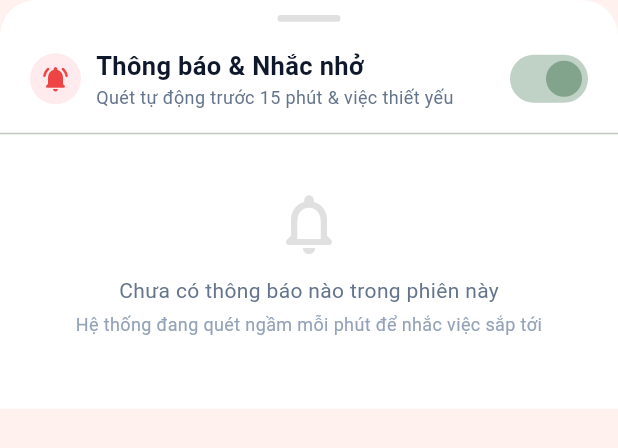
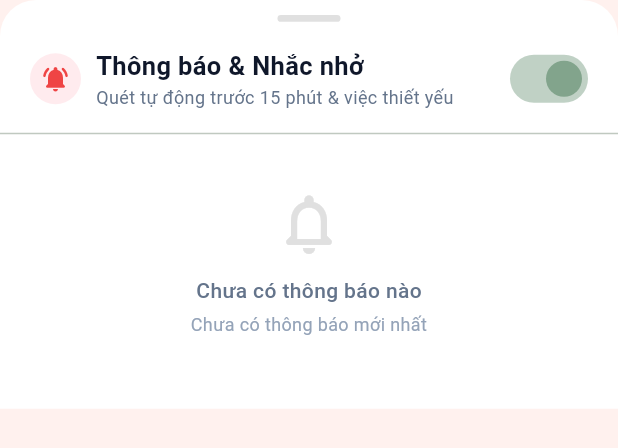
Before and after one commit to EVO-TXB/Lap-Trinh-Di-Dong, a Flutter app: the HopThoaiThongBao widget shown alone on an empty page, opened directly, on a phone screen of 412 x 824 dp. Shown: the top 448 px of the screen. Run offline on Flutter 3.47's test engine with Material 3 defaults, Android fonts, the phone set to English and light mode, and no system bars; our stand-ins replace dio, shared_preferences; accounts and stored records are empty; key blocks and very long unbroken strings in the code were emptied for the run.

Commit message:
Cập nhật thông báo

```diff
--- a/lib/features/thong_bao/widgets/hop_thoai_thong_bao.dart
+++ b/lib/features/thong_bao/widgets/hop_thoai_thong_bao.dart
@@ -118,12 +118,12 @@ class HopThoaiThongBao extends StatelessWidget {
                         Icon(Icons.notifications_none_rounded, size: 48, color: Colors.grey.shade300),
                         const SizedBox(height: 10),
                         const Text(
-                          'Chưa có thông báo nào trong phiên này',
-                          style: TextStyle(color: Color(0xFF64748B), fontSize: 14),
+                          'Chưa có thông báo nào',
+                          style: TextStyle(color: Color(0xFF64748B), fontSize: 14, fontWeight: FontWeight.w500),
                         ),
                         const SizedBox(height: 4),
                         const Text(
-                          'Hệ thống đang quét ngầm mỗi phút để nhắc việc sắp tới',
+                          'Chưa có thông báo mới nhất',
                           style: TextStyle(color: Color(0xFF94A3B8), fontSize: 12),
                           textAlign: TextAlign.center,
                         ),
```
